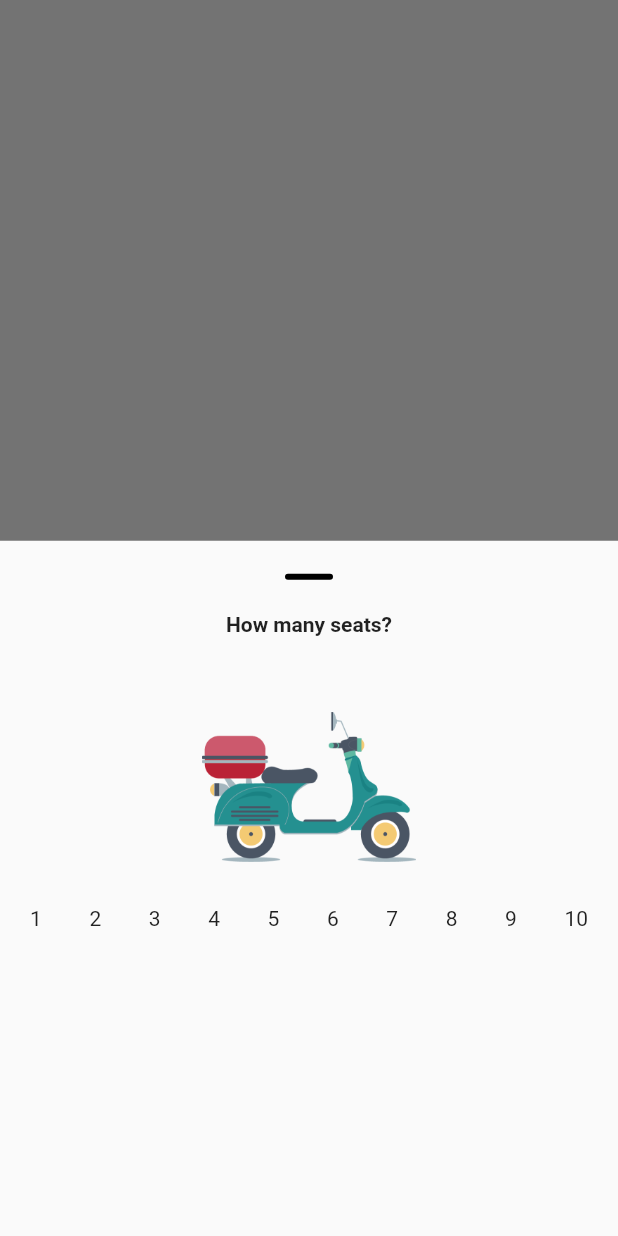
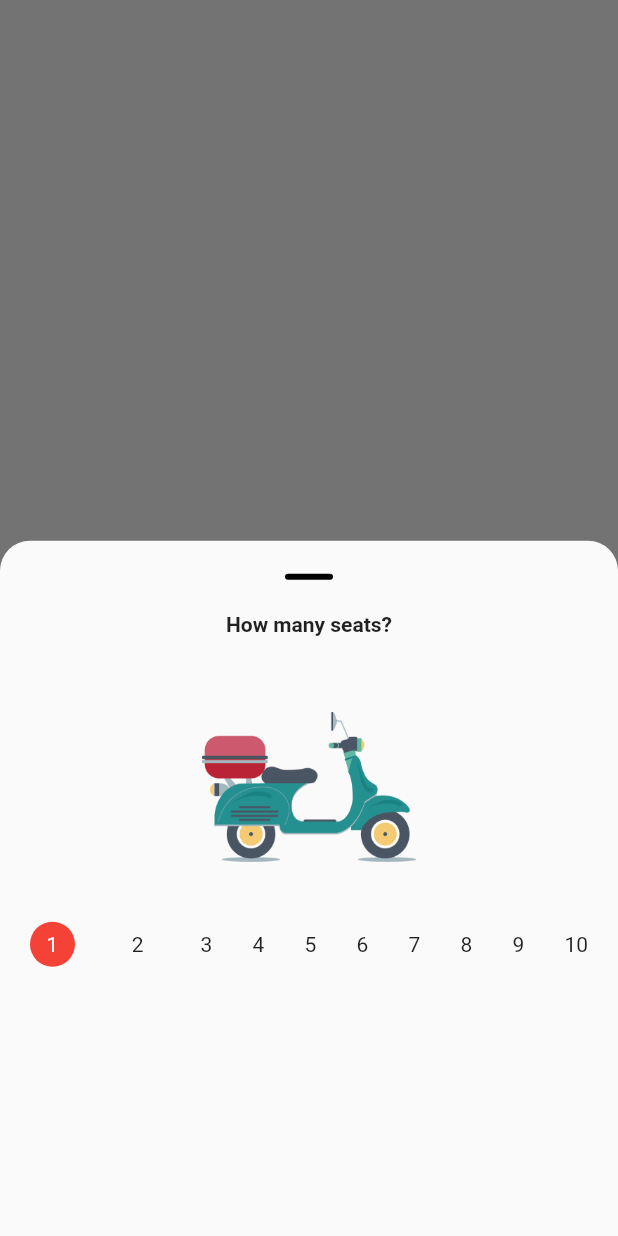
Before and after one commit to safwanjmuhammed/app, a Flutter app: the screen it shows after launch, after a tap on "Book Tickets", on a phone screen of 412 x 824 dp. Run offline on Flutter 3.47's test engine with Material 2 defaults, Android fonts, the phone set to English and light mode, and no system bars; our stand-ins replace geolocator, google_fonts, google_maps_flutter, hexcolor.

Commit message:
Container added

```diff
--- a/lib/main.dart
+++ b/lib/main.dart
@@ -15,6 +15,6 @@ class MyApp extends StatelessWidget {
         title: 'Flutter Demo',
         debugShowCheckedModeBanner: false,
         theme: ThemeData(),
-        home: BottomSheetDemo());
+        home: const BottomSheetDemo());
   }
 }
--- a/lib/screens/bottom_sheet.dart
+++ b/lib/screens/bottom_sheet.dart
@@ -8,6 +8,7 @@ class BottomSheetDemo extends StatefulWidget {
 }
 
 class _BottomSheetDemoState extends State<BottomSheetDemo> {
+  bool isSelected = false;
   @override
   Widget build(BuildContext context) {
     return Scaffold(
@@ -17,11 +18,15 @@ class _BottomSheetDemoState extends State<BottomSheetDemo> {
           onPressed: () {
             showModalBottomSheet(
               showDragHandle: true,
+              shape: RoundedRectangleBorder(
+                  borderRadius: BorderRadius.only(
+                      topLeft: Radius.circular(20),
+                      topRight: Radius.circular(20))),
               context: context,
               builder: (BuildContext context) {
                 return Column(
                   children: [
-                    Text(
+                    const Text(
                       'How many seats?',
                       style: TextStyle(fontWeight: FontWeight.bold),
                     ),
@@ -37,11 +42,51 @@ class _BottomSheetDemoState extends State<BottomSheetDemo> {
                       child: Row(
                         mainAxisAlignment: MainAxisAlignment.spaceBetween,
                         children: [
-                          Text(
-                            '1',
+                          InkWell(
+                            onTap: () {
+                              setState(() {
+                                isSelected = true;
+                              });
+                            },
+                            child: Container(
+                              height: 50,
+                              width: 30,
+                              decoration: BoxDecoration(
+                                  shape: BoxShape.circle, color: Colors.red),
+                              child: Center(
+                                child: Text(
+                                  '1',
+                                  style: TextStyle(color: Colors.white),
+                                ),
+                              ),
+                            ),
                           ),
-                          Text(
-                            '2',
+                          InkWell(
+                            onTap: () {
+                              setState(() {
+                                isSelected = true;
+                                print('ISSELECTED ? $isSelected');
+                              });
+                            },
+                            child: StatefulBuilder(
+                              builder:
+                                  (BuildContext context, Function setState) {
+                                return Container(
+                                  height: 50,
+                                  width: 30,
+                                  decoration: BoxDecoration(
+                                      shape: BoxShape.circle,
+                                      color: isSelected
+                                          ? Colors.red
+                                          : Colors.transparent),
+                                  child: Center(
+                                    child: Text(
+                                      '2',
+                                    ),
+                                  ),
+                                );
+                              },
+                            ),
                           ),
                           Text(
                             '3',
@@ -69,7 +114,7 @@ class _BottomSheetDemoState extends State<BottomSheetDemo> {
                           ),
                         ],
                       ),
-                    )
+                    ),
                   ],
                 );
               },
@@ -79,3 +124,11 @@ class _BottomSheetDemoState extends State<BottomSheetDemo> {
     ));
   }
 }
+
+Widget roundShape() {
+  return Container(
+    height: 50,
+    width: 25,
+    decoration: BoxDecoration(shape: BoxShape.circle, color: Colors.red),
+  );
+}
```
